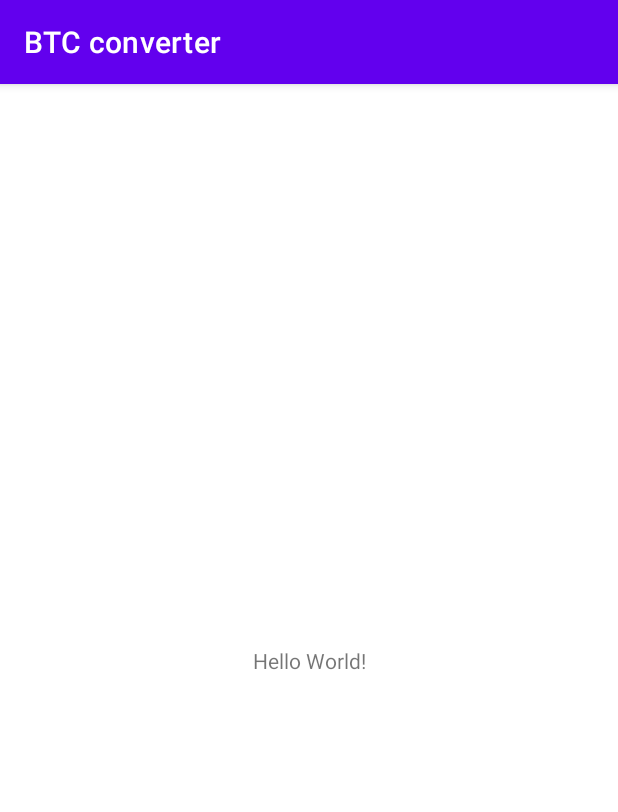
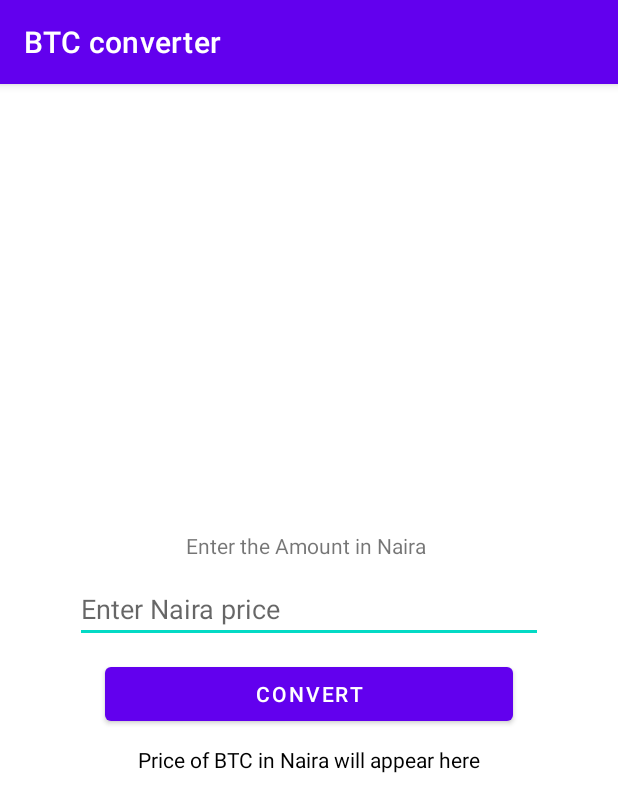
Before and after one commit to Chris-Eminence/KC-BitcoinConverter, an Android app: the screen it shows after launch (MainActivity), on a phone screen of 412 x 824 dp. Shown: the top 812 px of the screen. Run offline under Robolectric (Android 15) with nearby library versions, the phone set to English and light mode, and no system bars.

Commit message:
Calcutions done

```diff
--- a/app/src/main/java/com/example/btcconverter/MainActivity.kt
+++ b/app/src/main/java/com/example/btcconverter/MainActivity.kt
@@ -2,10 +2,27 @@ package com.example.btcconverter
 
 import androidx.appcompat.app.AppCompatActivity
 import android.os.Bundle
+import android.widget.Button
+import android.widget.EditText
+import android.widget.TextView
 
 class MainActivity : AppCompatActivity() {
     override fun onCreate(savedInstanceState: Bundle?) {
         super.onCreate(savedInstanceState)
         setContentView(R.layout.activity_main)
+        val btcValue : Double = 0.00000004
+        val mEditAmountInNaira = findViewById<EditText>(R.id.amount_text_box)
+        val mConvertBTN = findViewById<Button>(R.id.convert_btn)
+        val mConvertedAmount = findViewById<TextView>(R.id.conertedAmount)
+
+        mConvertBTN.setOnClickListener {
+
+            val valueToConvert: Double = mEditAmountInNaira.getText().toString().toDouble()
+            val result : Double = valueToConvert * btcValue
+            mConvertedAmount.text = result.toString()
+
+
+
+        }
     }
 }
--- a/app/src/main/res/layout/activity_main.xml
+++ b/app/src/main/res/layout/activity_main.xml
@@ -1,18 +1,42 @@
 <?xml version="1.0" encoding="utf-8"?>
-<androidx.constraintlayout.widget.ConstraintLayout xmlns:android="http://schemas.android.com/apk/res/android"
+<LinearLayout
+    xmlns:android="http://schemas.android.com/apk/res/android"
     xmlns:app="http://schemas.android.com/apk/res-auto"
     xmlns:tools="http://schemas.android.com/tools"
     android:layout_width="match_parent"
     android:layout_height="match_parent"
+    android:orientation="vertical"
+    android:gravity="center"
     tools:context=".MainActivity">
 
     <TextView
+        android:id="@+id/price_in_naira"
         android:layout_width="wrap_content"
         android:layout_height="wrap_content"
-        android:text="Hello World!"
-        app:layout_constraintBottom_toBottomOf="parent"
-        app:layout_constraintLeft_toLeftOf="parent"
-        app:layout_constraintRight_toRightOf="parent"
-        app:layout_constraintTop_toTopOf="parent" />
+        android:text="Enter the Amount in Naira "/>
 
-</androidx.constraintlayout.widget.ConstraintLayout>
+    <EditText
+        android:id="@+id/amount_text_box"
+        android:layout_width="match_parent"
+        android:layout_marginVertical="10dp"
+        android:layout_height="wrap_content"
+        android:layout_marginHorizontal="50dp"
+        android:hint="Enter Naira price"/>
+
+    <Button
+        android:id="@+id/convert_btn"
+        android:layout_width="match_parent"
+        android:layout_height="wrap_content"
+        android:layout_marginHorizontal="70dp"
+        android:text="Convert"/>
+
+    <TextView
+        android:id="@+id/conertedAmount"
+        android:layout_width="wrap_content"
+        android:layout_height="wrap_content"
+        android:layout_marginVertical="10dp"
+        android:textColor="@color/black"
+        android:layout_gravity="center"
+        android:text="Price of BTC in Naira will appear here"/>
+
+</LinearLayout>
```
